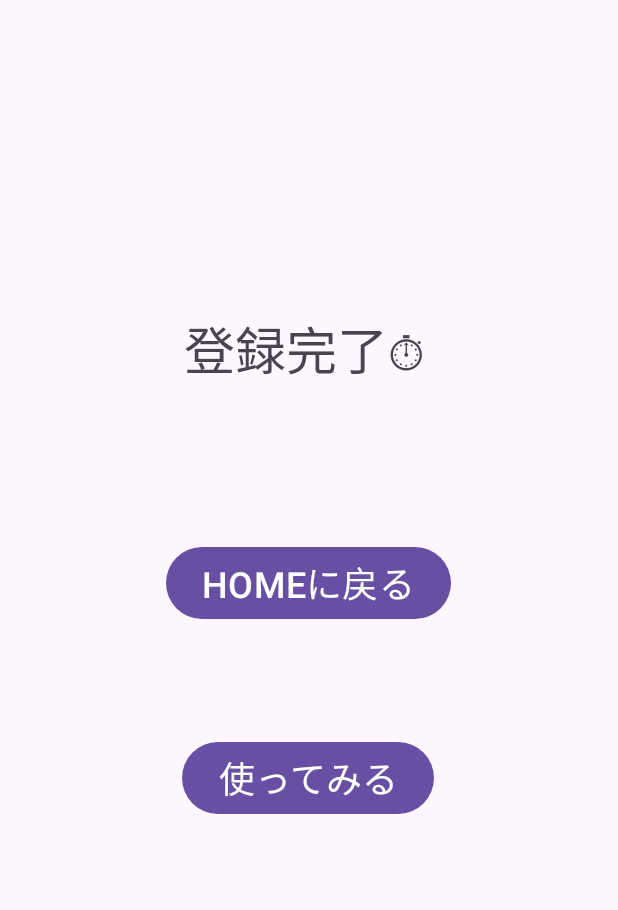
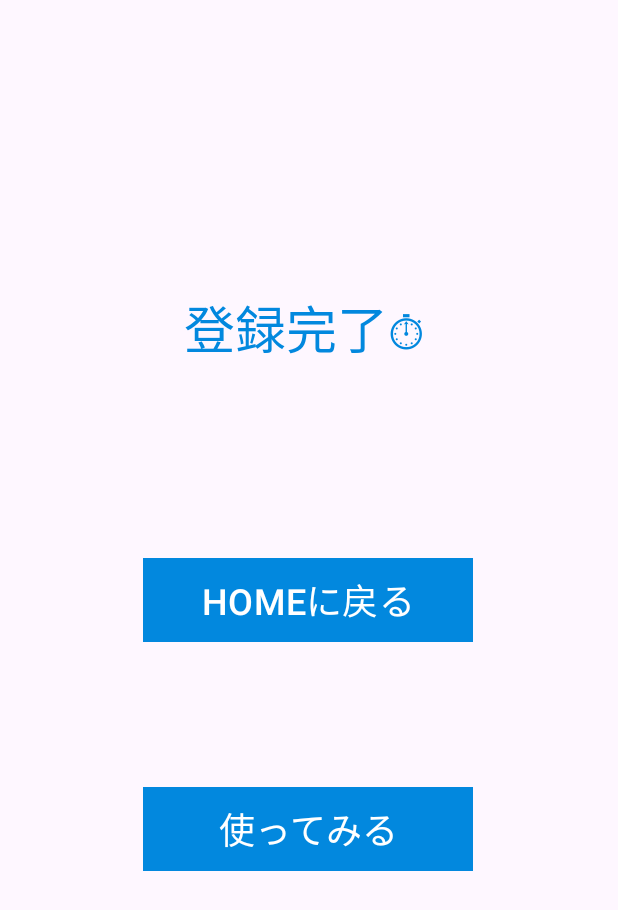
Before and after one commit to itc-s21014/pbl2, an Android app: the SettingFinishedActivity screen opened directly, with no data from a screen before it, on a phone screen of 412 x 824 dp. Shown: the top 910 px of the screen. Run offline under Robolectric (Android 15) with nearby library versions, the phone set to English and light mode, and no system bars.

Commit message:
設定完了画面のレイアウト　色変更

```diff
--- a/app/src/main/res/layout/activity_setting_finished.xml
+++ b/app/src/main/res/layout/activity_setting_finished.xml
@@ -8,35 +8,44 @@
 
     <Button
         android:id="@+id/sfToUse"
-        android:layout_width="wrap_content"
+        android:layout_width="0dp"
         android:layout_height="wrap_content"
+        android:background="@drawable/partsdesign"
         android:text="@string/sf_to_use"
+        android:textColor="#fff"
         android:textSize="24sp"
+        app:backgroundTint="#0288DE"
         app:layout_constraintBottom_toTopOf="@+id/guideline9"
         app:layout_constraintEnd_toEndOf="parent"
         app:layout_constraintHorizontal_bias="0.497"
         app:layout_constraintStart_toStartOf="parent"
         app:layout_constraintTop_toTopOf="@+id/guideline8"
-        app:layout_constraintVertical_bias="0.52" />
+        app:layout_constraintVertical_bias="0.52"
+        app:layout_constraintWidth_max="220dp" />
 
     <Button
         android:id="@+id/sfToHome"
-        android:layout_width="wrap_content"
+        android:layout_width="0dp"
         android:layout_height="wrap_content"
+        android:background="@drawable/partsdesign"
         android:text="@string/sf_to_home"
+        android:textColor="#fff"
         android:textSize="24sp"
+        app:backgroundTint="#0288DE"
         app:layout_constraintBottom_toTopOf="@+id/guideline8"
         app:layout_constraintEnd_toEndOf="parent"
         app:layout_constraintHorizontal_bias="0.497"
         app:layout_constraintStart_toStartOf="parent"
         app:layout_constraintTop_toTopOf="@+id/guideline7"
-        app:layout_constraintVertical_bias="0.52" />
+        app:layout_constraintVertical_bias="0.52"
+        app:layout_constraintWidth_max="220dp" />
 
     <TextView
         android:id="@+id/settingFinished"
         android:layout_width="wrap_content"
         android:layout_height="wrap_content"
         android:text="@string/sf_setting_finished"
+        android:textColor="#0288DE"
         android:textSize="34sp"
         app:layout_constraintBottom_toTopOf="@+id/guideline7"
         app:layout_constraintEnd_toEndOf="parent"
@@ -56,20 +65,20 @@
         android:layout_width="wrap_content"
         android:layout_height="wrap_content"
         android:orientation="horizontal"
-        app:layout_constraintGuide_begin="452dp" />
+        app:layout_constraintGuide_begin="475dp" />
 
     <androidx.constraintlayout.widget.Guideline
         android:id="@+id/guideline9"
         android:layout_width="wrap_content"
         android:layout_height="wrap_content"
         android:orientation="horizontal"
-        app:layout_constraintGuide_begin="582dp" />
+        app:layout_constraintGuide_begin="627dp" />
 
     <androidx.constraintlayout.widget.Guideline
         android:id="@+id/guideline10"
         android:layout_width="wrap_content"
         android:layout_height="wrap_content"
         android:orientation="horizontal"
-        app:layout_constraintGuide_begin="142dp" />
+        app:layout_constraintGuide_begin="114dp" />
 
 </androidx.constraintlayout.widget.ConstraintLayout>
```
